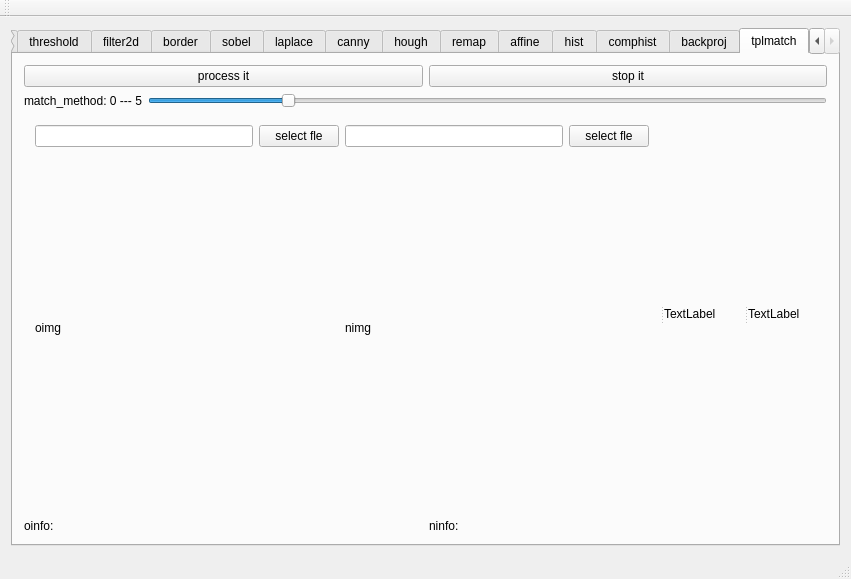
Qt form uis/mainwindow.ui (kitech/nullimp) before a commit.
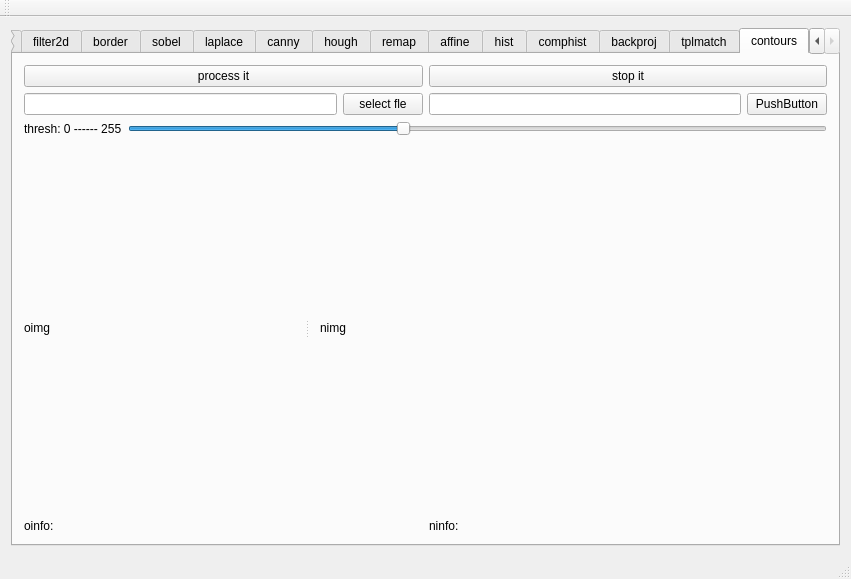
The same form after that commit.

Commit message: find contours

The edit to the form file:
```diff
--- a/uis/mainwindow.ui
+++ b/uis/mainwindow.ui
@@ -21,7 +21,7 @@
        <enum>QTabWidget::North</enum>
       </property>
       <property name="currentIndex">
-       <number>17</number>
+       <number>18</number>
       </property>
       <widget class="QWidget" name="tab">
        <attribute name="title">
@@ -3158,6 +3158,172 @@
         </item>
        </layout>
       </widget>
+      <widget class="QWidget" name="tab_19">
+       <attribute name="title">
+        <string>contours</string>
+       </attribute>
+       <layout class="QVBoxLayout" name="verticalLayout_25">
+        <item>
+         <layout class="QVBoxLayout" name="verticalLayout_24">
+          <item>
+           <layout class="QHBoxLayout" name="horizontalLayout_94">
+            <item>
+             <widget class="QPushButton" name="pushButton_93">
+              <property name="text">
+               <string>process it</string>
+              </property>
+             </widget>
+            </item>
+            <item>
+             <widget class="QPushButton" name="pushButton_94">
+              <property name="text">
+               <string>stop it</string>
+              </property>
+             </widget>
+            </item>
+           </layout>
+          </item>
+          <item>
+           <layout class="QHBoxLayout" name="horizontalLayout_97">
+            <item>
+             <widget class="QLineEdit" name="lineEdit_45"/>
+            </item>
+            <item>
+             <widget class="QPushButton" name="pushButton_97">
+              <property name="text">
+               <string>select fle</string>
+              </property>
+             </widget>
+            </item>
+            <item>
+             <widget class="QLineEdit" name="lineEdit_46"/>
+            </item>
+            <item>
+             <widget class="QPushButton" name="pushButton_98">
+              <property name="text">
+               <string>PushButton</string>
+              </property>
+             </widget>
+            </item>
+           </layout>
+          </item>
+          <item>
+           <layout class="QHBoxLayout" name="horizontalLayout_98">
+            <item>
+             <widget class="QLabel" name="label_131">
+              <property name="text">
+               <string>thresh: 0 ------ 255</string>
+              </property>
+             </widget>
+            </item>
+            <item>
+             <widget class="QSlider" name="horizontalSlider_28">
+              <property name="maximum">
+               <number>255</number>
+              </property>
+              <property name="singleStep">
+               <number>1</number>
+              </property>
+              <property name="pageStep">
+               <number>10</number>
+              </property>
+              <property name="value">
+               <number>100</number>
+              </property>
+              <property name="orientation">
+               <enum>Qt::Horizontal</enum>
+              </property>
+             </widget>
+            </item>
+           </layout>
+          </item>
+          <item>
+           <widget class="QSplitter" name="splitter_23">
+            <property name="sizePolicy">
+             <sizepolicy hsizetype="Expanding" vsizetype="Expanding">
+              <horstretch>0</horstretch>
+              <verstretch>0</verstretch>
+             </sizepolicy>
+            </property>
+            <property name="orientation">
+             <enum>Qt::Horizontal</enum>
+            </property>
+            <widget class="QLabel" name="label_132">
+             <property name="sizePolicy">
+              <sizepolicy hsizetype="Preferred" vsizetype="Expanding">
+               <horstretch>0</horstretch>
+               <verstretch>0</verstretch>
+              </sizepolicy>
+             </property>
+             <property name="text">
+              <string>oimg</string>
+             </property>
+            </widget>
+            <widget class="QWidget" name="layoutWidget_33">
+             <layout class="QGridLayout" name="gridLayout_25">
+              <item row="0" column="0">
+               <widget class="QLabel" name="label_133">
+                <property name="sizePolicy">
+                 <sizepolicy hsizetype="Preferred" vsizetype="Preferred">
+                  <horstretch>0</horstretch>
+                  <verstretch>0</verstretch>
+                 </sizepolicy>
+                </property>
+                <property name="text">
+                 <string>nimg</string>
+                </property>
+               </widget>
+              </item>
+             </layout>
+            </widget>
+           </widget>
+          </item>
+          <item>
+           <layout class="QHBoxLayout" name="horizontalLayout_99">
+            <item>
+             <widget class="QLabel" name="label_134">
+              <property name="sizePolicy">
+               <sizepolicy hsizetype="Preferred" vsizetype="Minimum">
+                <horstretch>0</horstretch>
+                <verstretch>0</verstretch>
+               </sizepolicy>
+              </property>
+              <property name="maximumSize">
+               <size>
+                <width>16777215</width>
+                <height>32</height>
+               </size>
+              </property>
+              <property name="text">
+               <string>oinfo:</string>
+              </property>
+             </widget>
+            </item>
+            <item>
+             <widget class="QLabel" name="label_135">
+              <property name="sizePolicy">
+               <sizepolicy hsizetype="Preferred" vsizetype="Minimum">
+                <horstretch>0</horstretch>
+                <verstretch>0</verstretch>
+               </sizepolicy>
+              </property>
+              <property name="maximumSize">
+               <size>
+                <width>16777215</width>
+                <height>32</height>
+               </size>
+              </property>
+              <property name="text">
+               <string>ninfo:</string>
+              </property>
+             </widget>
+            </item>
+           </layout>
+          </item>
+         </layout>
+        </item>
+       </layout>
+      </widget>
      </widget>
     </item>
    </layout>
```
The commit also changes 3 other files.
